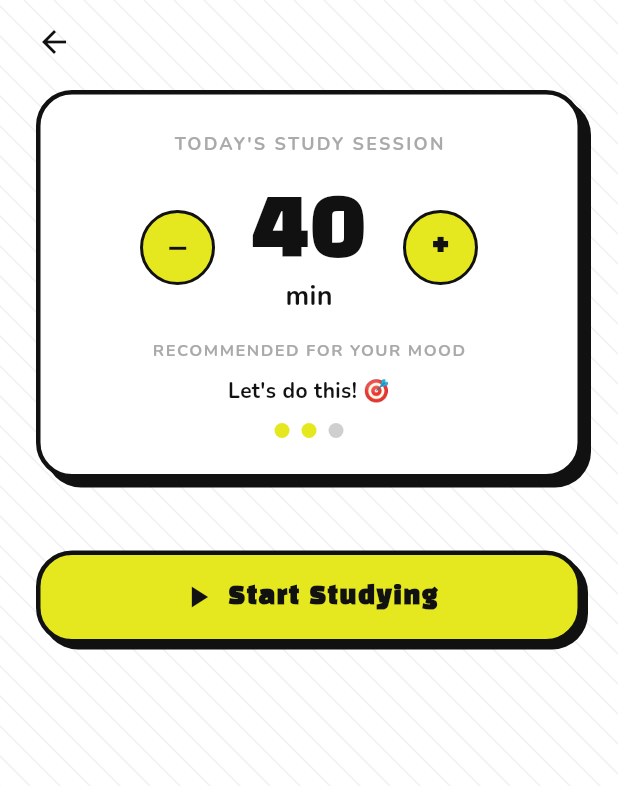
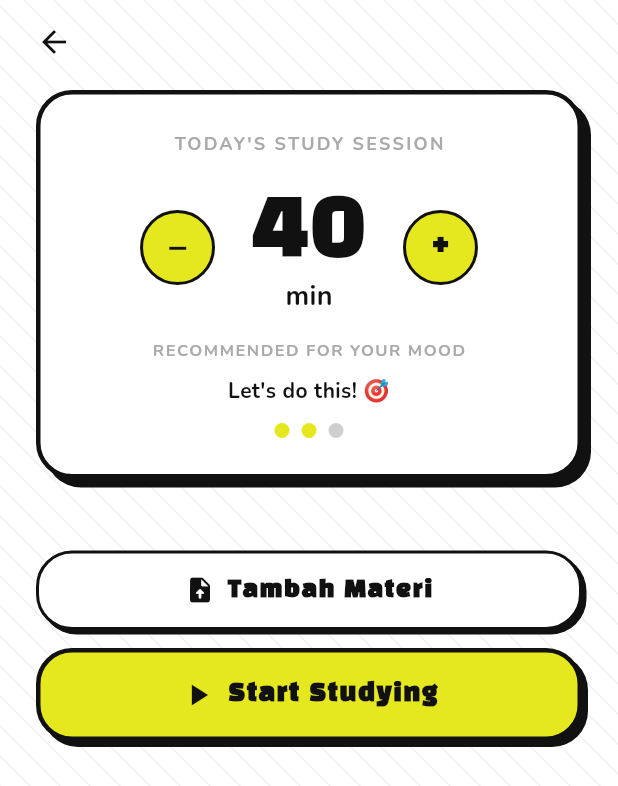
Before and after one commit to carennetanya/moodystudyapps, a Flutter app: the StudySession screen opened directly with empty values, on a phone screen of 412 x 824 dp. Shown: the top 786 px of the screen. Run offline on Flutter 3.47's test engine with Material 3 defaults, Android fonts, the phone set to English and light mode, and no system bars; our stand-ins replace audioplayers, file_picker, flutter_local_notifications, open_file, pdf, timezone and 1 more; missing offline and left inert: flutter_pdf_text, flutter_volume_controller, spotify_sdk; accounts and stored records are empty; network calls fail.

Commit message:
feat: enhance file upload and parsing, add subject extraction from text, and improve notification handling

```diff
--- a/moody_study/lib/screens/study_session.dart
+++ b/moody_study/lib/screens/study_session.dart
@@ -14,6 +14,8 @@ class StudySession extends StatefulWidget {
   final String userName;
   final AppTheme theme;
   final List<PlatformFile> files;
+  final String? initialSubject;   // dari notif jadwal
+  final int? initialMinutes;      // durasi dari jadwal (override mood default)
 
   const StudySession({
     super.key,
@@ -22,6 +24,8 @@ class StudySession extends StatefulWidget {
     this.userName = 'Friend',
     this.theme = AppTheme.green,
     this.files = const [],
+    this.initialSubject,
+    this.initialMinutes,
   });
 
   @override
@@ -40,7 +44,7 @@ class _StudySessionState extends State<StudySession> {
   @override
   void initState() {
     super.initState();
-    _minutes = _minutesForMood(widget.mood);
+    _minutes = widget.initialMinutes ?? _minutesForMood(widget.mood);
     _remaining = Duration(minutes: _minutes);
     _files = List<PlatformFile>.from(widget.files);
   }
@@ -103,6 +107,33 @@ class _StudySessionState extends State<StudySession> {
     }
   }
 
+  bool _pickingFiles = false;
+
+  Future<void> _pickFiles() async {
+    if (_pickingFiles) return;
+    setState(() => _pickingFiles = true);
+    try {
+      await FilePicker.platform.clearTemporaryFiles();
+      final result = await FilePicker.platform.pickFiles(
+        allowMultiple: true,
+        type: FileType.custom,
+        allowedExtensions: ['pdf', 'docx', 'txt'],
+        withData: true,
+      );
+      if (result != null && result.files.isNotEmpty) {
+        setState(() {
+          for (final f in result.files) {
+            if (!_files.any((e) => e.name == f.name)) {
+              _files.add(f);
+            }
+          }
+        });
+      }
+    } finally {
+      if (mounted) setState(() => _pickingFiles = false);
+    }
+  }
+
   void _toggleRunning() {
     Navigator.of(context).push(
       PageRouteBuilder(
@@ -111,7 +142,7 @@ class _StudySessionState extends State<StudySession> {
           location: widget.location,
           userName: widget.userName,
           theme: widget.theme,
-          files: widget.files,
+          files: _files,
           initialMinutes: _minutes,
         ),
         transitionsBuilder: (_, anim, __, child) =>
@@ -493,6 +524,52 @@ class _StudySessionState extends State<StudySession> {
 
                     const SizedBox(height: 28),
 
+                    // Upload file material (selalu tampil)
+                    GestureDetector(
+                      onTap: _pickingFiles ? null : _pickFiles,
+                      child: Container(
+                        width: double.infinity,
+                        padding: const EdgeInsets.symmetric(vertical: 14),
+                        decoration: BoxDecoration(
+                          color: const Color(0xFFFFFFFF),
+                          border: Border.all(color: const Color(0xFF111111), width: 2),
+                          borderRadius: BorderRadius.circular(24),
+                          boxShadow: const [
+                            BoxShadow(
+                              color: Color(0xFF111111),
+                              offset: Offset(3, 3),
+                              blurRadius: 0,
+                            ),
+                          ],
+                        ),
+                        child: Center(
+                          child: _pickingFiles
+                              ? const SizedBox(
+                                  width: 20, height: 20,
+                                  child: CircularProgressIndicator(strokeWidth: 2, color: Color(0xFF111111)),
+                                )
+                              : Row(
+                                  mainAxisSize: MainAxisSize.min,
+                                  children: const [
+                                    Icon(Icons.upload_file_rounded, color: Color(0xFF111111), size: 20),
+                                    SizedBox(width: 8),
+                                    Text(
+                                      'Tambah Materi',
+                                      style: TextStyle(
+                                        fontFamily: 'BlackHanSans',
+                                        fontSize: 15,
+                                        fontWeight: FontWeight.w700,
+                                        color: Color(0xFF111111),
+                                        letterSpacing: 1,
+                                      ),
+                                    ),
+                                  ],
+                                ),
+                        ),
+                      ),
+                    ),
+                    const SizedBox(height: 12),
+
                     // Start Studying button
                     GestureDetector(
                       onTap: _toggleRunning,
```
Also changed, not shown: moody_study/lib/main.dart (+14 -1 lines), moody_study/lib/screens/active_study_session.dart (+6 -5 lines), moody_study/lib/screens/schedule_screen.dart (+29 -3 lines), moody_study/lib/services/notification_service.dart (+86 -7 lines), 3 other files.
